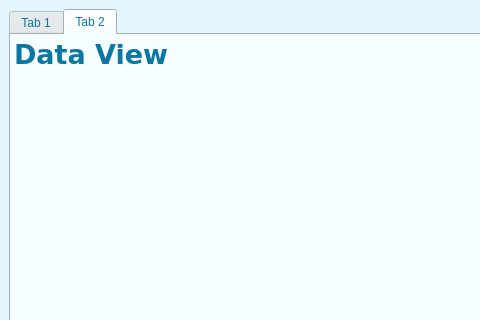
Above: gui/resources/mainwindow.ui from ashrec04/nmea-ctrl-system before the change; both pictures show x 0 to 480 and y 0 to 320 of the 720 by 1280 pixel window. Below: the same form after it.
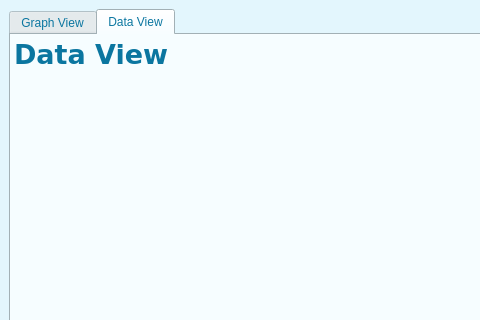
That is the form after the change.

Commit message: data view tab shows most current reading recieved

Diff of the .ui file:
```diff
--- a/gui/resources/mainwindow.ui
+++ b/gui/resources/mainwindow.ui
@@ -519,7 +519,7 @@
           </font>
          </property>
          <attribute name="title">
-          <string>Tab 1</string>
+          <string>Graph View</string>
          </attribute>
          <widget class="QWidget" name="verticalLayoutWidget">
           <property name="geometry">
@@ -566,7 +566,7 @@
         </widget>
         <widget class="QWidget" name="DataView">
          <attribute name="title">
-          <string>Tab 2</string>
+          <string>Data View</string>
          </attribute>
          <widget class="QWidget" name="verticalLayoutWidget_2">
           <property name="geometry">
```
The commit also changes 2 other files.
